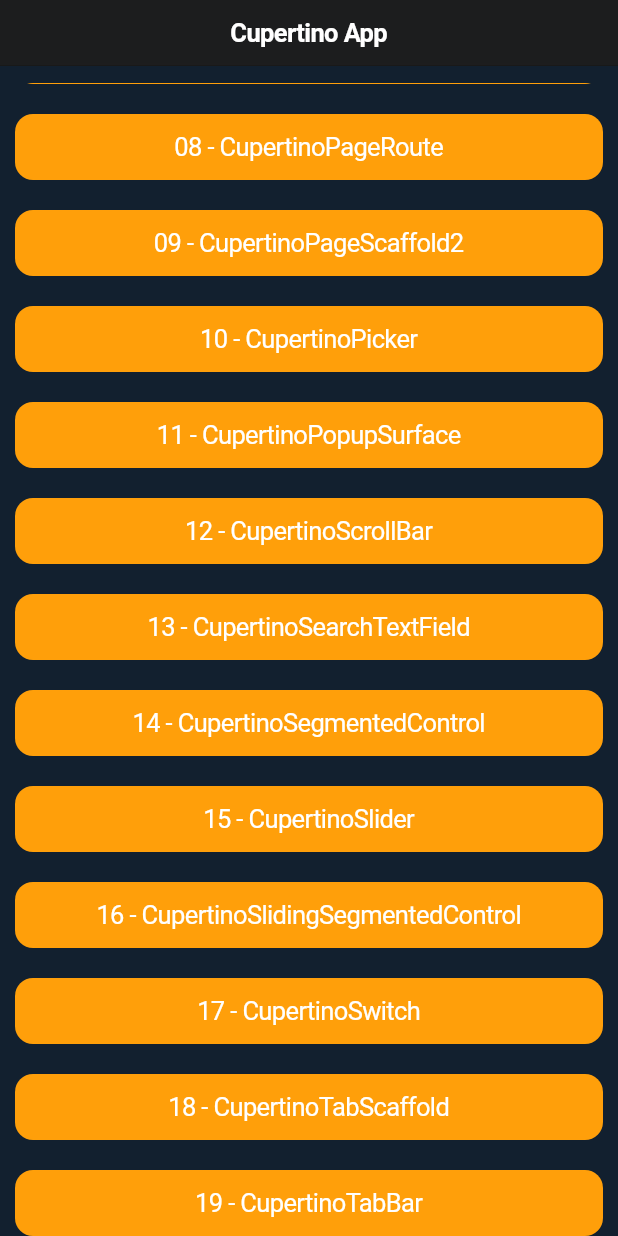
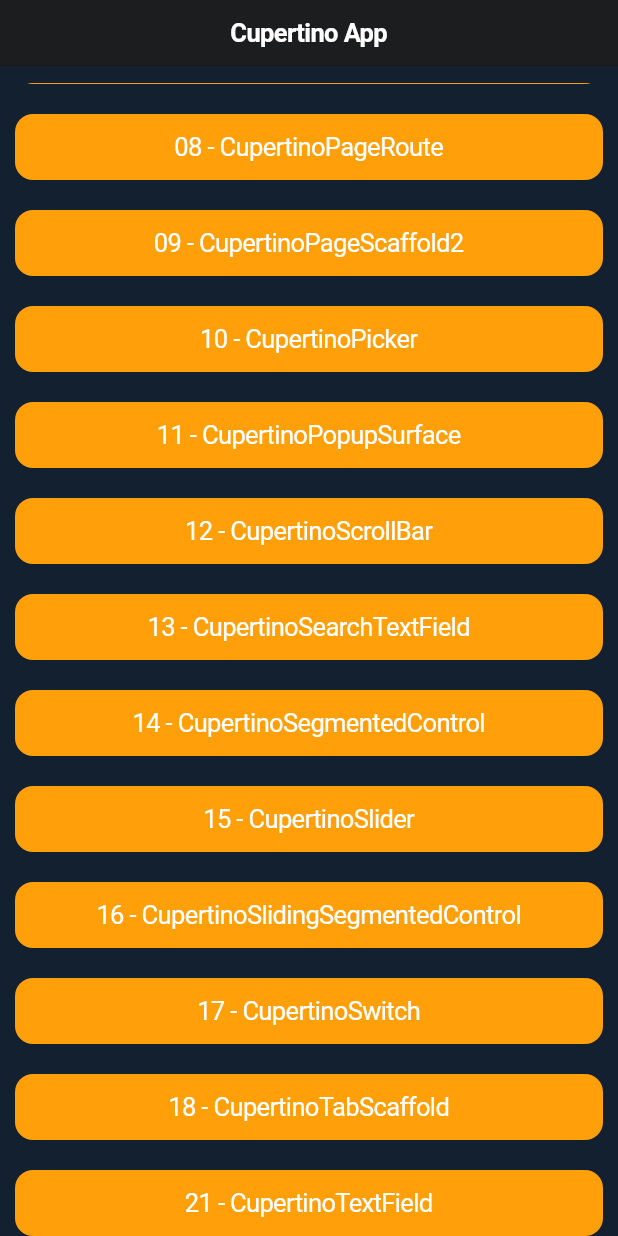
Before and after one commit to prostakov/flutter-testing, a Flutter app: the screen it shows after launch, scrolled down 447 dp, on a phone screen of 412 x 824 dp. Run offline on Flutter 3.47's test engine with Material 2 defaults, Android fonts, the phone set to English and light mode, and no system bars; our stand-ins replace carousel_slider, flutter_bloc, flutter_phoenix, flutter_rating_bar, google_maps_flutter, image_picker and 4 more; missing offline and left inert: devicelocale, grouped_buttons; accounts and stored records are empty.

Commit message:
Remove redundant component

```diff
--- a/cupertino_test/lib/constants/routes.dart
+++ b/cupertino_test/lib/constants/routes.dart
@@ -18,7 +18,5 @@ class Routes {
   static String cupertinoSlidingSegmentedControl = "/CupertinoSlidingSegmentedControl";
   static String cupertinoSwitch = "/CupertinoSwitch";
   static String cupertinoTabScaffold = "/CupertinoTabScaffold";
-  static String cupertinoTabBar = "/CupertinoTabBar";
-  static String cupertinoTabView = "/CupertinoTabView";
   static String cupertinoTextField = "/CupertinoTextField";
 }
--- a/cupertino_test/lib/main.dart
+++ b/cupertino_test/lib/main.dart
@@ -20,8 +20,6 @@ import 'package:cupertino_test/screens/cupertino15SliderScreen.dart';
 import 'package:cupertino_test/screens/cupertino16SlidingSegmentedControlScreen.dart';
 import 'package:cupertino_test/screens/cupertino17SwitchScreen.dart';
 import 'package:cupertino_test/screens/cupertino18TabScaffoldScreen.dart';
-import 'package:cupertino_test/screens/cupertino19TabBarScreen.dart';
-import 'package:cupertino_test/screens/cupertino20TabViewScreen.dart';
 import 'package:cupertino_test/screens/cupertino21TextFieldScreen.dart';
 
 void main() {
@@ -67,8 +65,6 @@ class MyApp extends StatelessWidget {
         Routes.cupertinoSlidingSegmentedControl: (BuildContext context) => Cupertino16SlidingSegmentedControlScreen(),
         Routes.cupertinoSwitch: (BuildContext context) => Cupertino17SwitchScreen(),
         Routes.cupertinoTabScaffold: (BuildContext context) => Cupertino18TabScaffoldScreen(),
-        Routes.cupertinoTabBar: (BuildContext context) => Cupertino19TabBarScreen(),
-        Routes.cupertinoTabView: (BuildContext context) => Cupertino20TabViewScreen(),
         Routes.cupertinoTextField: (BuildContext context) => Cupertino21TextFieldScreen(),
       },
       onGenerateRoute: (settings) {
--- a/cupertino_test/lib/screens/home.dart
+++ b/cupertino_test/lib/screens/home.dart
@@ -31,8 +31,6 @@ class _HomeScreenState extends State<HomeScreen> {
     Routes.cupertinoSlidingSegmentedControl: '16 - CupertinoSlidingSegmentedControl',
     Routes.cupertinoSwitch: '17 - CupertinoSwitch',
     Routes.cupertinoTabScaffold: '18 - CupertinoTabScaffold',
-    Routes.cupertinoTabBar: '19 - CupertinoTabBar',
-    Routes.cupertinoTabView: '20 - CupertinoTabView',
     Routes.cupertinoTextField: '21 - CupertinoTextField',
   };
 
```
Also changed, not shown: cupertino_test/lib/screens/cupertino19TabBarScreen.dart (deleted, +0 -17 lines), cupertino_test/lib/screens/cupertino20TabViewScreen.dart (deleted, +0 -17 lines).
